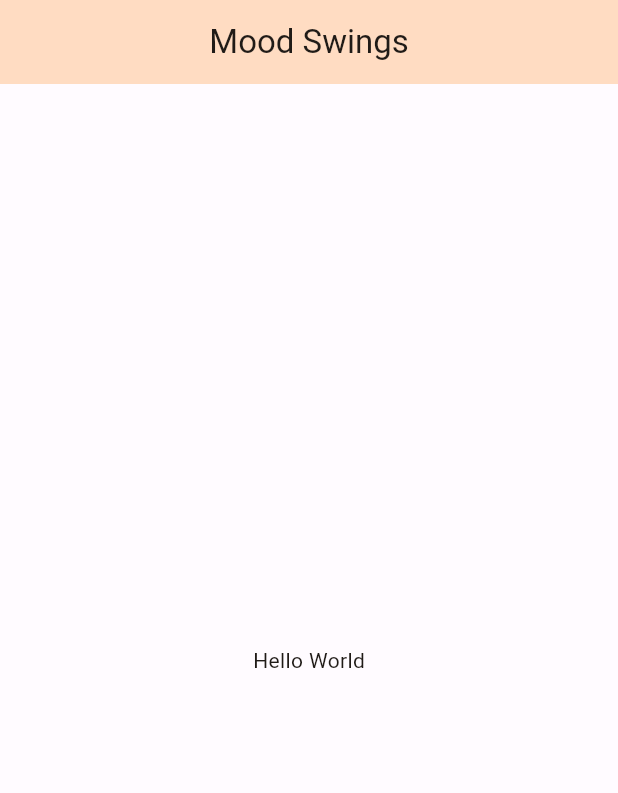
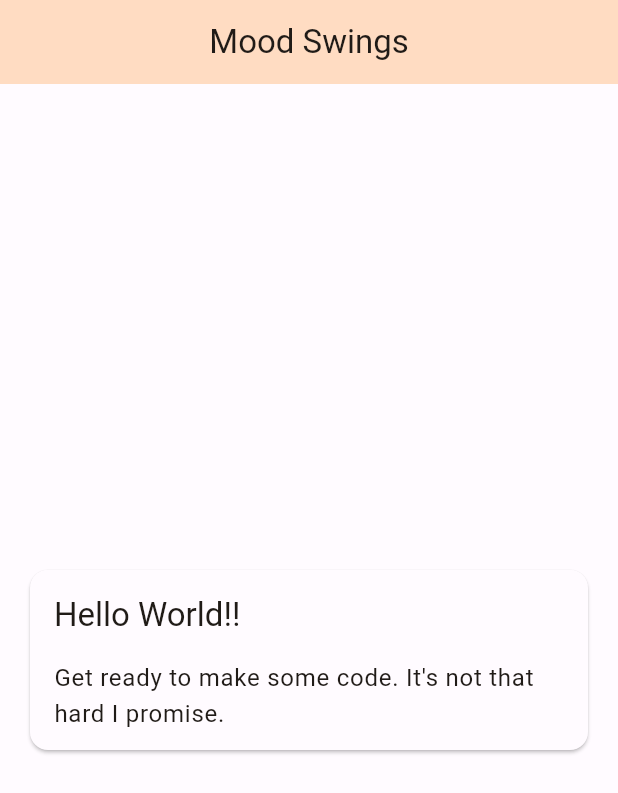
Before and after one commit to john-cinquegrana/FlutterTrainingApp, a Flutter app: the screen it shows after launch, on a phone screen of 412 x 824 dp. Shown: the top 793 px of the screen. Run offline on Flutter 3.47's test engine with Material 2 defaults, Android fonts, the phone set to English and light mode, and no system bars.

Commit message:
Main content changed to a hello world card

```diff
--- a/lib/main.dart
+++ b/lib/main.dart
@@ -54,8 +54,45 @@ class HomeView extends StatelessWidget {
         appBar: AppBar(
           title: const Text(AppInfo.title),
         ),
-        body: const Center(
-          child: Text('Hello World'),
+        body: const ViewContent(),
+      );
+}
+
+/// The main content of the view in the center of the page
+class ViewContent extends StatelessWidget {
+  /// This function creates the view content
+  const ViewContent({super.key});
+
+  @override
+  Widget build(final BuildContext context) => Center(
+        child: Padding(
+          padding: const EdgeInsets.all(16),
+          child: Card(
+            child: Padding(
+              padding: const EdgeInsets.symmetric(horizontal: 16),
+              child: Column(
+                mainAxisSize: MainAxisSize.min,
+                crossAxisAlignment: CrossAxisAlignment.start,
+                children: <Widget>[
+                  Padding(
+                    padding: const EdgeInsets.symmetric(vertical: 16),
+                    child: Text(
+                      'Hello World!!',
+                      style: Theme.of(context).textTheme.titleLarge,
+                    ),
+                  ),
+                  Padding(
+                    padding: const EdgeInsets.only(bottom: 12),
+                    child: Text(
+                      "Get ready to make some code. It's not that hard I "
+                      'promise.',
+                      style: Theme.of(context).textTheme.bodyLarge,
+                    ),
+                  ),
+                ],
+              ),
+            ),
+          ),
         ),
       );
 }
```
